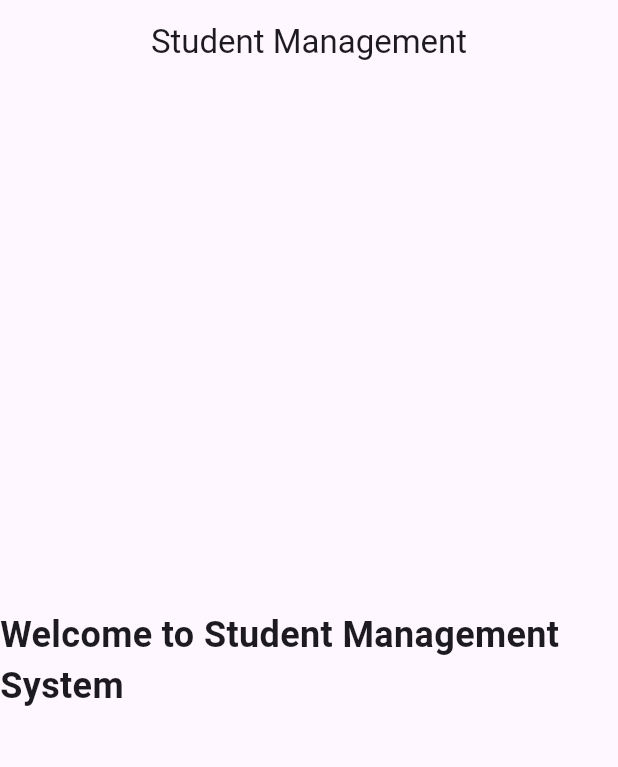
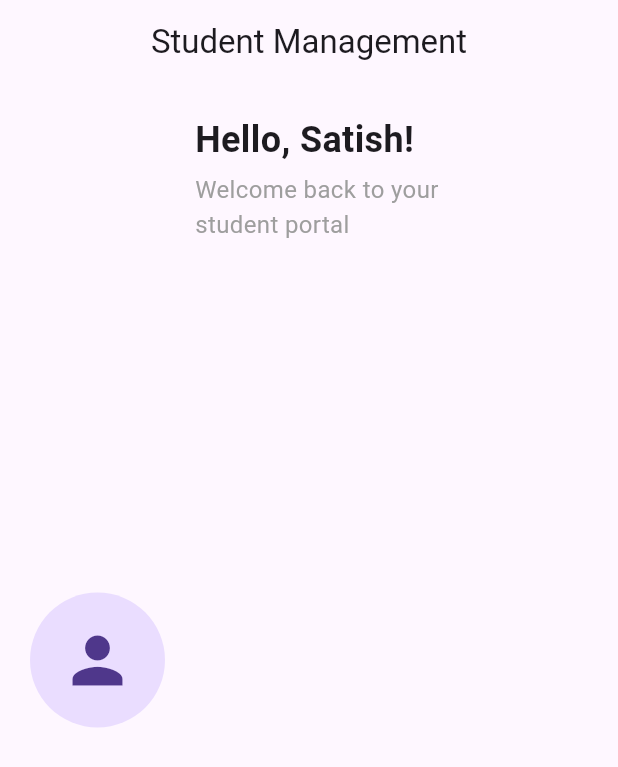
Before and after one commit to SatishPallyvela/student-management-system-flutter, a Flutter app: the screen it shows after launch, on a phone screen of 412 x 824 dp. Shown: the top 767 px of the screen. Run offline on Flutter 3.47's test engine with Material 3 defaults, Android fonts, the phone set to English and light mode, and no system bars.

Commit message:
Add user greeting section

```diff
--- a/lib/screens/home_screen.dart
+++ b/lib/screens/home_screen.dart
@@ -1,4 +1,5 @@
 import 'package:flutter/material.dart';
+import '../widgets/greeting_section.dart';
 
 class HomeScreen extends StatelessWidget {
   const HomeScreen({super.key});
@@ -11,11 +12,10 @@
         centerTitle: true,
       ),
 
-      body: const Center(
-        child: Text(
-          "Welcome to Student Management System",
-          style: TextStyle(fontSize: 24, fontWeight: FontWeight.bold),
-        ),
+      body: const Padding(
+        padding: EdgeInsets.all(20),
+
+        child: GreetingSection(),
       ),
     );
   }
--- /dev/null
+++ b/lib/widgets/greeting_section.dart
@@ -0,0 +1,57 @@
+import 'package:flutter/material.dart';
+
+// This widget represents the greeting section
+// of our Student Management System.
+//
+// We created this as a separate widget so that
+// the greeting section can be reused or modified
+// without making home_screen.dart too large.
+class GreetingSection extends StatelessWidget {
+  const GreetingSection({super.key});
+
+  @override
+  Widget build(BuildContext context) {
+    return Row(
+      // Places the contents vertically in the center.
+      crossAxisAlignment: CrossAxisAlignment.center,
+
+      children: [
+        // CircleAvatar creates a circular area
+        // for the student's profile photo.
+        const CircleAvatar(
+          radius: 45,
+
+          // For now we are using an Icon.
+          // Later we will replace this with
+          // the student's actual image.
+          child: Icon(Icons.person, size: 50),
+        ),
+
+        // Space between the photo and the text.
+        const SizedBox(width: 20),
+
+        // Column places the text one below another.
+        const Column(
+          crossAxisAlignment: CrossAxisAlignment.start,
+
+          children: [
+            // First line of the greeting.
+            Text(
+              "Hello, Satish!",
+              style: TextStyle(fontSize: 24, fontWeight: FontWeight.bold),
+            ),
+
+            // Space between the two Text widgets.
+            SizedBox(height: 5),
+
+            // Second part of the greeting.
+            Text(
+              "Welcome back to your\nstudent portal",
+              style: TextStyle(fontSize: 16, color: Colors.grey),
+            ),
+          ],
+        ),
+      ],
+    );
+  }
+}
```
